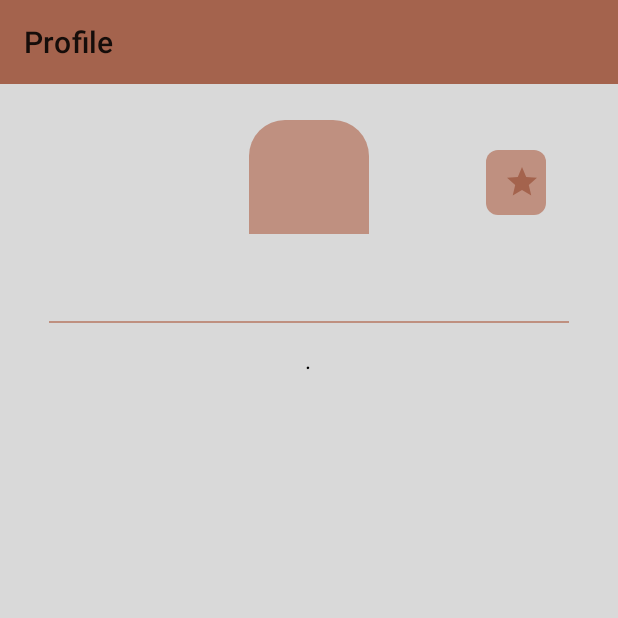
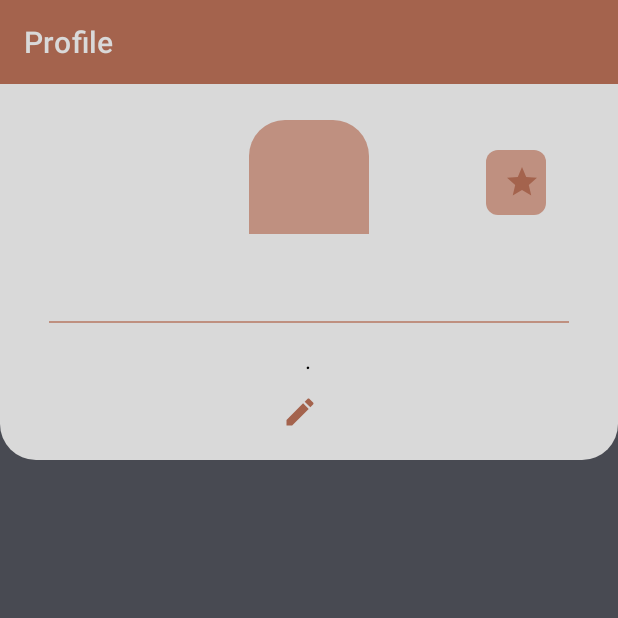
Before and after one commit to CampusCoders/VentMind, an Android app: the ProfileFragment screen opened through its navigation route, on a phone screen of 412 x 824 dp, the top half of it. Run offline under Robolectric (Android 15) with nearby library versions, the phone set to English and light mode, and no system bars; our stand-ins replace Dagger/Hilt's generated code, Firebase (no records; nobody signed in at launch, a user with empty details on screens opened directly).

Commit message:
modified layouts - ProfileRepositoryImp

```diff
--- a/app/src/main/java/com/campuscoders/ventmind/repo/ProfileRepositoryImp.kt
+++ b/app/src/main/java/com/campuscoders/ventmind/repo/ProfileRepositoryImp.kt
@@ -82,8 +82,12 @@ class ProfileRepositoryImp(
     }
 
     override fun checkUser(userId: String ,result: (Boolean) -> Unit) {
+        var userid = userId
+        if(userid.equals("")) {
+            userid = auth.currentUser!!.uid
+        }
         val currentUserId = auth.currentUser?.uid
-        if(userId == currentUserId) {
+        if(userid == currentUserId) {
             // tıklanılan post'un id'si ile login olan kullanıcının id'si eşit ise
             result.invoke(true)
         } else {
--- /dev/null
+++ b/app/src/main/res/drawable/custom_profile_bar.xml
@@ -0,0 +1,5 @@
+<?xml version="1.0" encoding="utf-8"?>
+<shape android:shape="rectangle" xmlns:android="http://schemas.android.com/apk/res/android">
+    <solid android:color="@color/text_color"></solid>
+    <corners android:bottomRightRadius="24dp" android:bottomLeftRadius="24dp"></corners>
+</shape>
--- a/app/src/main/res/layout/fragment_feed.xml
+++ b/app/src/main/res/layout/fragment_feed.xml
@@ -22,7 +22,7 @@
             app:layout_constraintEnd_toEndOf="parent"
             app:layout_constraintStart_toStartOf="parent"
             app:layout_constraintTop_toTopOf="parent"
-            app:title="Gönderiler">
+            app:title="Discover">
         </androidx.appcompat.widget.Toolbar>
 
         <androidx.recyclerview.widget.RecyclerView
--- a/app/src/main/res/layout/fragment_login.xml
+++ b/app/src/main/res/layout/fragment_login.xml
@@ -94,7 +94,7 @@
             android:text="Forgot Password"
             android:textSize="16sp"
             android:textStyle="bold"
-            android:textColor="@color/text_color"/>
+            android:textColor="@color/black"/>
 
         <androidx.appcompat.widget.AppCompatButton
             android:id="@+id/buttonSignIn"
--- a/app/src/main/res/layout/fragment_profile.xml
+++ b/app/src/main/res/layout/fragment_profile.xml
@@ -10,7 +10,7 @@
         android:id="@+id/profileConstraint"
         android:layout_width="match_parent"
         android:layout_height="match_parent"
-        android:background="@color/text_color">
+        android:background="@color/button_background_dark_grey">
 
         <androidx.appcompat.widget.Toolbar
             android:id="@+id/toolbarProfile"
@@ -21,14 +21,25 @@
             app:layout_constraintEnd_toEndOf="parent"
             app:layout_constraintStart_toStartOf="parent"
             app:layout_constraintTop_toTopOf="parent"
-            app:title="Profile">
+            app:title="Profile"
+            app:titleTextColor="@color/text_color">
         </androidx.appcompat.widget.Toolbar>
+
+        <LinearLayout
+            android:id="@+id/linearProfileBar"
+            android:layout_width="match_parent"
+            android:layout_height="wrap_content"
+            android:background="@drawable/custom_profile_bar"
+            app:layout_constraintTop_toBottomOf="@+id/toolbarProfile"
+            app:layout_constraintStart_toStartOf="parent"
+            app:layout_constraintEnd_toEndOf="parent"
+            app:layout_constraintBottom_toTopOf="@+id/recyclerViewProfile">
 
             <LinearLayout
                 android:id="@+id/linearProfile"
                 android:layout_width="match_parent"
                 android:layout_height="wrap_content"
-            android:layout_marginTop="20dp"
+                android:layout_marginVertical="20dp"
                 android:layout_marginHorizontal="24dp"
                 android:orientation="vertical"
                 android:gravity="center"
@@ -109,6 +120,10 @@
 
             </LinearLayout>
 
+        </LinearLayout>
+
+
+
         <androidx.recyclerview.widget.RecyclerView
             android:id="@+id/recyclerViewProfile"
             android:layout_width="0dp"
@@ -118,7 +133,7 @@
             app:layout_constraintBottom_toBottomOf="parent"
             app:layout_constraintEnd_toEndOf="parent"
             app:layout_constraintStart_toStartOf="parent"
-            app:layout_constraintTop_toBottomOf="@+id/linearProfile" />
+            app:layout_constraintTop_toBottomOf="@+id/linearProfileBar" />
 
         <ProgressBar
             android:id="@+id/progressBarProfile"
```
Lines whose indentation alone changed are shown as unchanged.
